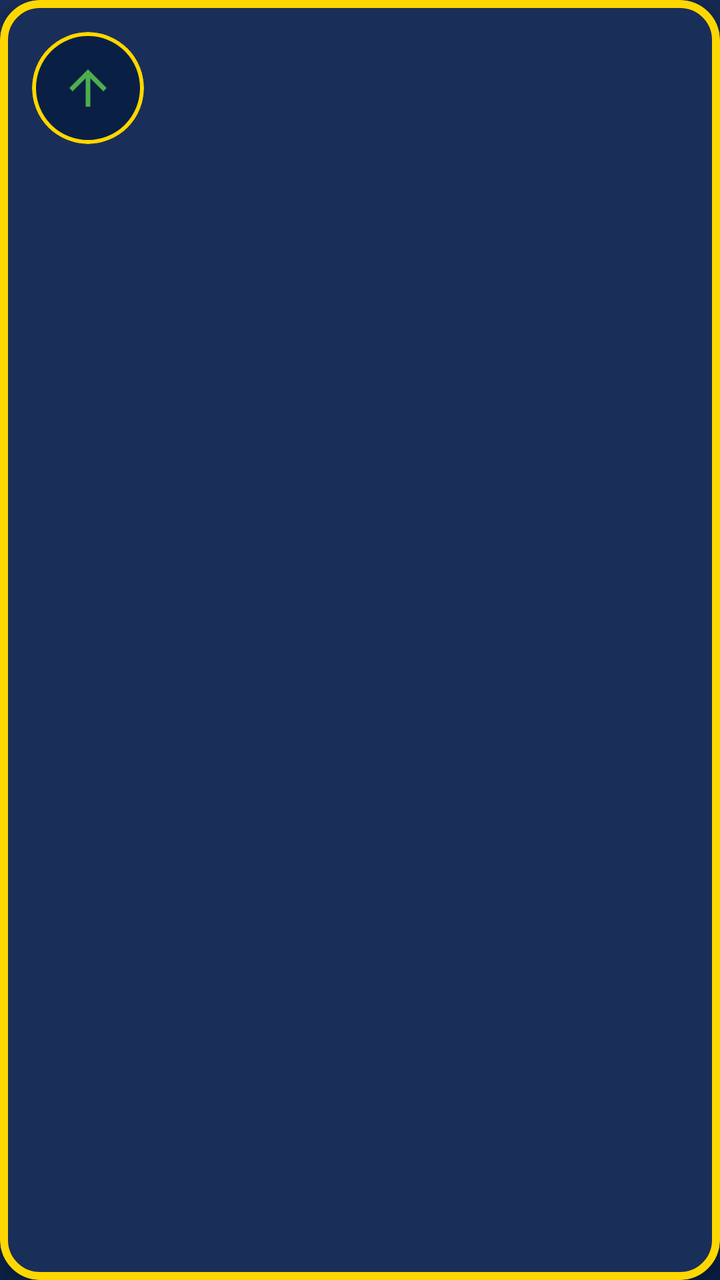
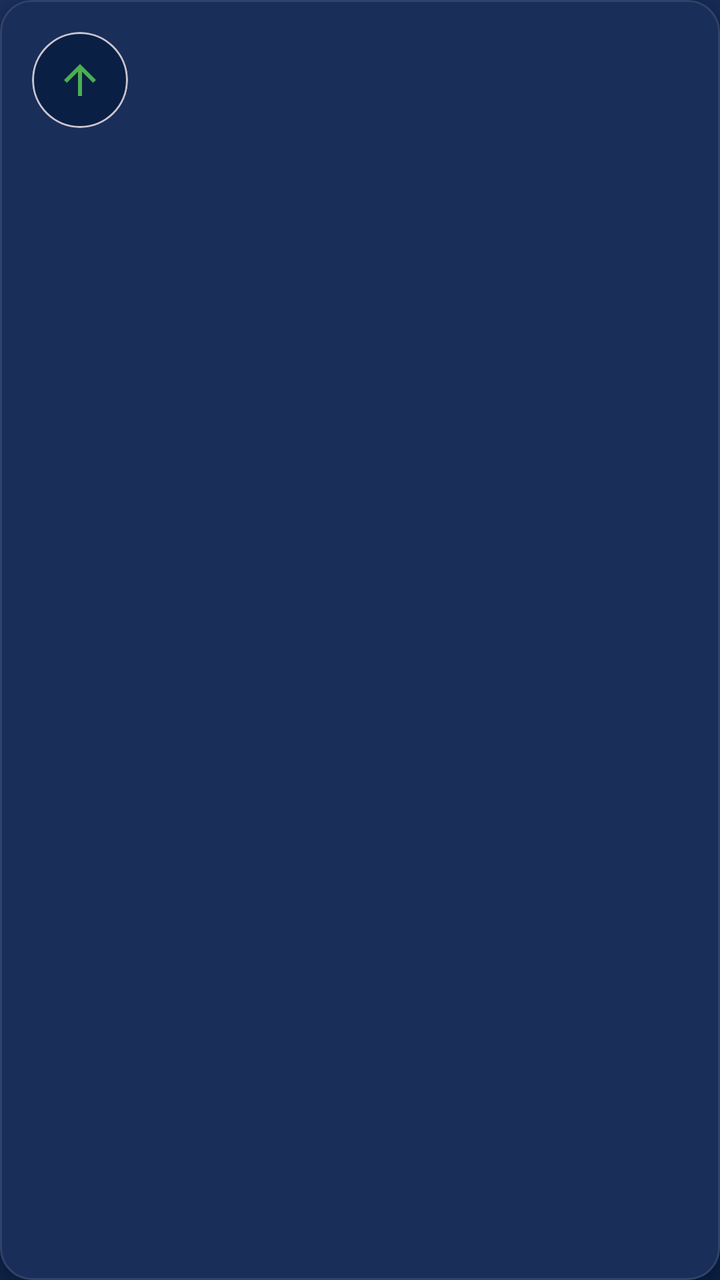

Before-and-after screenshots of an Android layout around one commit, followed by the original layout XML and the change that was made.
<!-- AndroidManifest.xml: application theme Theme.CoinQuest -->
<!-- res/layout/item_transaction.xml -->
<com.google.android.material.card.MaterialCardView xmlns:android="http://schemas.android.com/apk/res/android"
    xmlns:app="http://schemas.android.com/apk/res-auto"
    xmlns:tools="http://schemas.android.com/tools"
    android:layout_width="match_parent"
    android:layout_height="wrap_content"
    android:layout_marginHorizontal="16dp"
    android:layout_marginVertical="8dp"
    app:cardBackgroundColor="#1A2E5A"
    app:cardCornerRadius="20dp"
    app:cardElevation="8dp"
    app:strokeColor="#FFD700"
    app:strokeWidth="4dp"
    tools:theme="@style/Theme.CoinQuest">

    <LinearLayout
        android:layout_width="match_parent"
        android:layout_height="wrap_content"
        android:orientation="horizontal"
        android:padding="16dp"
        android:gravity="center_vertical">

        <com.google.android.material.card.MaterialCardView
            android:layout_width="56dp"
            android:layout_height="56dp"
            app:cardCornerRadius="28dp"
            app:cardBackgroundColor="#0A1F44"
            app:strokeColor="#FFD700"
            app:strokeWidth="2dp"
            app:cardElevation="0dp">

            <ImageView
                android:id="@+id/ivTypeIcon"
                android:layout_width="match_parent"
                android:layout_height="match_parent"
                android:padding="14dp"
                android:src="@drawable/ic_income"
                app:tint="#4CAF50"
                android:contentDescription="@string/type_icon" />
        </com.google.android.material.card.MaterialCardView>

        <LinearLayout
            android:layout_width="0dp"
            android:layout_height="wrap_content"
            android:layout_weight="1"
            android:orientation="vertical"
            android:layout_marginStart="16dp">

            <TextView
                android:id="@+id/tvTitle"
                android:layout_width="wrap_content"
                android:layout_height="wrap_content"
                android:textColor="#FFD700"
                android:textSize="20sp"
                android:textStyle="bold" />

            <TextView
                android:id="@+id/tvCategoryDate"
                android:layout_width="wrap_content"
                android:layout_height="wrap_content"
                android:textColor="#FFD700"
                android:textSize="12sp"
                android:alpha="0.8"
                android:textStyle="bold" />
        </LinearLayout>

        <TextView
            android:id="@+id/tvAmount"
            android:layout_width="wrap_content"
            android:layout_height="wrap_content"
            android:textColor="#4CAF50"
            android:textSize="20sp"
            android:textStyle="bold" />

    </LinearLayout>
</com.google.android.material.card.MaterialCardView>
<!-- resources referenced by this layout -->
<resources>
  <!-- drawable ic_income (drawable) -->
  <vector xmlns:android="http://schemas.android.com/apk/res/android"
      android:width="24dp"
      android:height="24dp"
      android:viewportWidth="24"
      android:viewportHeight="24">
      <path
          android:fillColor="#000000"
          android:pathData="M4,12l1.41,1.41L11,7.83V20h2V7.83l5.58,5.59L20,12l-8,-8L4,12z" />
  </vector>
  <string name="type_icon">Type Icon</string>
  <style name="Theme.CoinQuest" parent="Base.Theme.CoinQuest" />
  <style name="Base.Theme.CoinQuest" parent="Theme.Material3.DayNight.NoActionBar">
          <item name="colorPrimary">@color/gold</item>
          <item name="colorOnPrimary">@color/navy</item>
          <item name="android:statusBarColor">@color/navy</item>
          <item name="android:windowBackground">@drawable/bg_main_gradient</item>
  
          
          <item name="textAppearanceHeadlineLarge">@style/TextAppearance.CoinQuest.Headline</item>
          <item name="textAppearanceTitleLarge">@style/TextAppearance.CoinQuest.Title</item>
          <item name="textAppearanceBodyLarge">@style/TextAppearance.CoinQuest.Body</item>
  
          
          <item name="materialButtonStyle">@style/Widget.CoinQuest.Button</item>
      </style>
  <color name="gold">#FFD700</color>
  <color name="navy">#0A1F44</color>
  <!-- drawable bg_main_gradient (drawable) -->
  <?xml version="1.0" encoding="utf-8"?>
  <shape xmlns:android="http://schemas.android.com/apk/res/android"
      android:shape="rectangle">
      <gradient
          android:startColor="#0A1F44"
          android:endColor="#1A2E5A"
          android:angle="135" />
  </shape>
  <style name="TextAppearance.CoinQuest.Headline" parent="TextAppearance.Material3.HeadlineLarge">
          <item name="android:textSize">@dimen/text_size_headline</item>
          <item name="android:textStyle">bold</item>
          <item name="android:textColor">@color/gold</item>
      </style>
  <style name="TextAppearance.CoinQuest.Title" parent="TextAppearance.Material3.TitleLarge">
          <item name="android:textSize">@dimen/text_size_title</item>
          <item name="android:textStyle">bold</item>
          <item name="android:textColor">@color/white</item>
      </style>
  <style name="TextAppearance.CoinQuest.Body" parent="TextAppearance.Material3.BodyLarge">
          <item name="android:textSize">@dimen/text_size_body</item>
          <item name="android:textStyle">normal</item>
          <item name="android:textColor">@color/white</item>
      </style>
  <style name="Widget.CoinQuest.Button" parent="Widget.Material3.Button">
          <item name="android:insetTop">0dp</item>
          <item name="android:insetBottom">0dp</item>
          <item name="shapeAppearanceOverlay">@style/ShapeAppearance.CoinQuest.Button</item>
          <item name="android:textAllCaps">false</item>
          <item name="android:textStyle">bold</item>
          <item name="android:letterSpacing">0.05</item>
      </style>
  <dimen name="text_size_headline">28sp</dimen>
  <dimen name="text_size_title">20sp</dimen>
  <color name="white">#FFFFFF</color>
  <dimen name="text_size_body">16sp</dimen>
  <style name="ShapeAppearance.CoinQuest.Button" parent="">
          <item name="cornerSize">12dp</item>
      </style>
</resources>

<!-- the commit's change to res/layout/item_transaction.xml (unified diff, before → after) -->
@@ -6,10 +6,10 @@
     android:layout_marginHorizontal="16dp"
     android:layout_marginVertical="8dp"
     app:cardBackgroundColor="#1A2E5A"
-    app:cardCornerRadius="20dp"
-    app:cardElevation="8dp"
-    app:strokeColor="#FFD700"
-    app:strokeWidth="4dp"
+    app:cardCornerRadius="16dp"
+    app:cardElevation="4dp"
+    app:strokeColor="#1AFFFFFF"
+    app:strokeWidth="1dp"
     tools:theme="@style/Theme.CoinQuest">
 
     <LinearLayout
@@ -20,19 +20,17 @@
         android:gravity="center_vertical">
 
         <com.google.android.material.card.MaterialCardView
-            android:layout_width="56dp"
-            android:layout_height="56dp"
-            app:cardCornerRadius="28dp"
+            android:layout_width="48dp"
+            android:layout_height="48dp"
+            app:cardCornerRadius="24dp"
             app:cardBackgroundColor="#0A1F44"
-            app:strokeColor="#FFD700"
-            app:strokeWidth="2dp"
             app:cardElevation="0dp">
 
             <ImageView
                 android:id="@+id/ivTypeIcon"
                 android:layout_width="match_parent"
                 android:layout_height="match_parent"
-                android:padding="14dp"
+                android:padding="12dp"
                 android:src="@drawable/ic_income"
                 app:tint="#4CAF50"
                 android:contentDescription="@string/type_icon" />
@@ -49,18 +47,17 @@
                 android:id="@+id/tvTitle"
                 android:layout_width="wrap_content"
                 android:layout_height="wrap_content"
-                android:textColor="#FFD700"
-                android:textSize="20sp"
-                android:textStyle="bold" />
+                style="@style/TextAppearance.CoinQuest.Body"
+                android:textStyle="bold"
+                android:textSize="@dimen/text_size_title" />
 
             <TextView
                 android:id="@+id/tvCategoryDate"
                 android:layout_width="wrap_content"
                 android:layout_height="wrap_content"
-                android:textColor="#FFD700"
-                android:textSize="12sp"
-                android:alpha="0.8"
-                android:textStyle="bold" />
+                style="@style/TextAppearance.CoinQuest.Body"
+                android:textSize="@dimen/text_size_small"
+                android:alpha="0.7" />
         </LinearLayout>
 
         <TextView
@@ -68,8 +65,7 @@
             android:layout_width="wrap_content"
             android:layout_height="wrap_content"
             android:textColor="#4CAF50"
-            android:textSize="20sp"
-            android:textStyle="bold" />
+            style="@style/TextAppearance.CoinQuest.Title" />
 
     </LinearLayout>
 </com.google.android.material.card.MaterialCardView>
<!-- resource entries referenced after the edit -->
@@ -1,5 +1,6 @@
 <!-- resources referenced by this layout -->
 <resources>
+  <dimen name="text_size_small">12sp</dimen>
   <!-- drawable ic_income (drawable) -->
   <vector xmlns:android="http://schemas.android.com/apk/res/android"
       android:width="24dp"
@@ -17,6 +18,9 @@
           <item name="colorOnPrimary">@color/navy</item>
           <item name="android:statusBarColor">@color/navy</item>
           <item name="android:windowBackground">@drawable/bg_main_gradient</item>
+  
+          
+          <item name="android:windowActivityTransitions">true</item>
   
           
           <item name="textAppearanceHeadlineLarge">@style/TextAppearance.CoinQuest.Headline</item>
